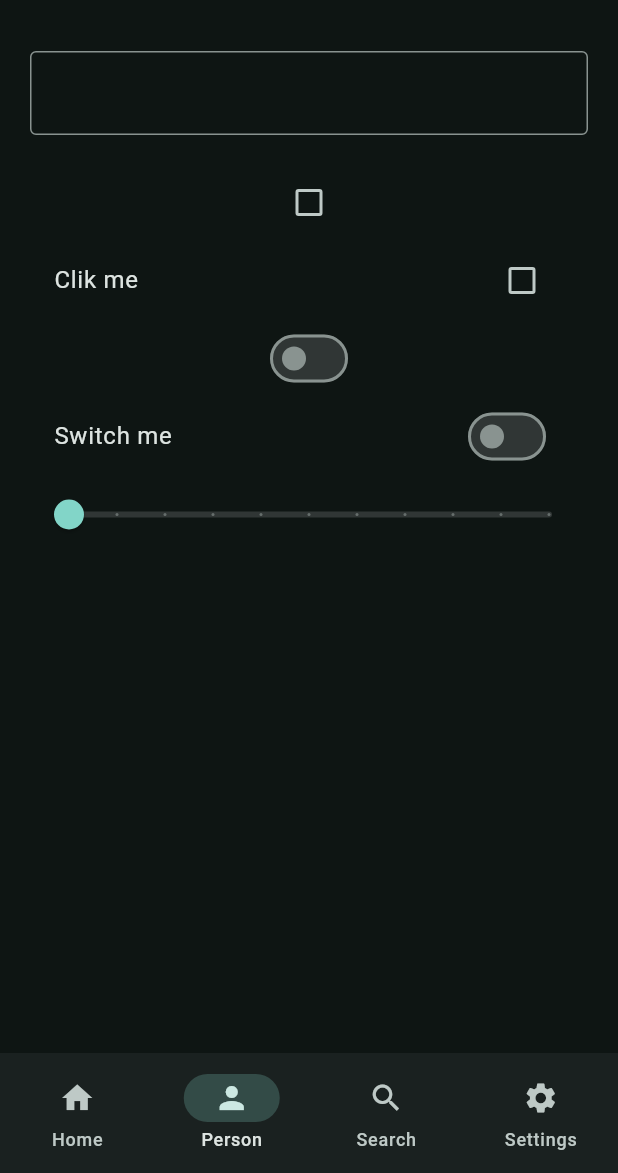
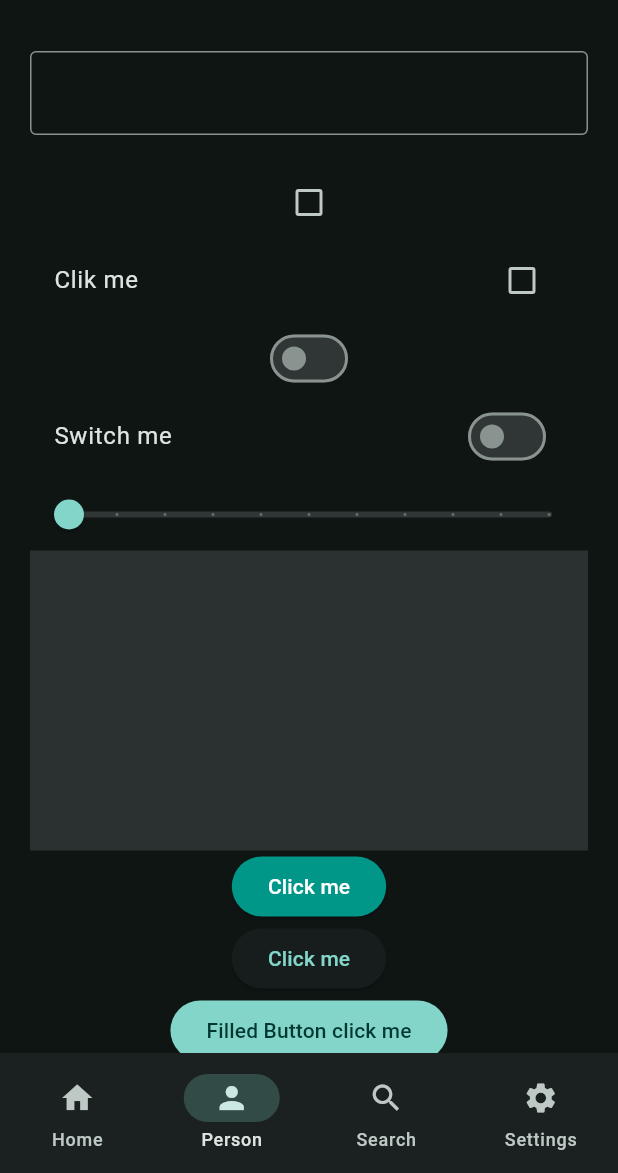
Before and after one commit to LHjortlund/flutter_april, a Flutter app: the screen it shows after launch, item 2 of the bottom bar chosen, on a phone screen of 412 x 824 dp, the part 63-1236 px from its top. Run offline on Flutter 3.47's test engine with Material 3 defaults, Android fonts, the phone set to English and light mode, and no system bars.

Commit message:
buttons added

```diff
--- a/lib/main.dart
+++ b/lib/main.dart
@@ -1,6 +1,5 @@
 import 'package:flutter/material.dart';
 import 'package:flutter_april/data/notifiers.dart';
-import 'package:flutter_april/views/widgets/navbar_widget.dart';
 import 'package:flutter_april/views/widget_tree.dart';
 
 void main() {
--- a/lib/views/pages/profile_page.dart
+++ b/lib/views/pages/profile_page.dart
@@ -15,7 +15,8 @@ class _ProfilePageState extends State<ProfilePage> {
 
   @override
   Widget build(BuildContext context) {
-    return Padding(
+    return SingleChildScrollView(
+      child: Padding(
         padding: const EdgeInsets.all(20.0),
         child: Column(
           children: [
@@ -75,7 +76,36 @@ class _ProfilePageState extends State<ProfilePage> {
                 print(value);
               },
             ),
+            GestureDetector(
+              onTap: () {
+                print('Image tapped');
+              },
+              child: Container(
+                height: 200,
+                width: double.infinity,
+                color: Colors.white12,
+              ),
+            ),
+            ElevatedButton(
+              onPressed: () {},
+              style: ElevatedButton.styleFrom(
+                backgroundColor: Colors.teal,
+                foregroundColor: Colors.white,
+              ),
+              child: Text('Click me'),
+            ),
+            ElevatedButton(onPressed: () {}, child: Text('Click me')),
+            FilledButton(
+              onPressed: () {},
+              child: Text('Filled Button click me'),
+            ),
+            TextButton(onPressed: () {}, child: Text('Text Button click me')),
+            OutlinedButton(
+              onPressed: () {},
+              child: Text('Outlined Button click me'),
+            ),
           ],
+        ),
       ),
     );
   }
--- a/pubspec.yaml
+++ b/pubspec.yaml
@@ -58,8 +58,9 @@ flutter:
   uses-material-design: true
 
   # To add assets to your application, add an assets section, like this:
-  # assets:
-  #   - images/a_dot_burr.jpeg
+  assets:
+     - assets/images/bg.jpg
+     - assets/images/green.jpg
   #   - images/a_dot_ham.jpeg
 
   # An image asset can refer to one or more resolution-specific "variants", see
```
Also changed, not shown: assets/images/bg.jpg (added), assets/images/green.jpg (added). Lines whose indentation alone changed are shown as unchanged.
